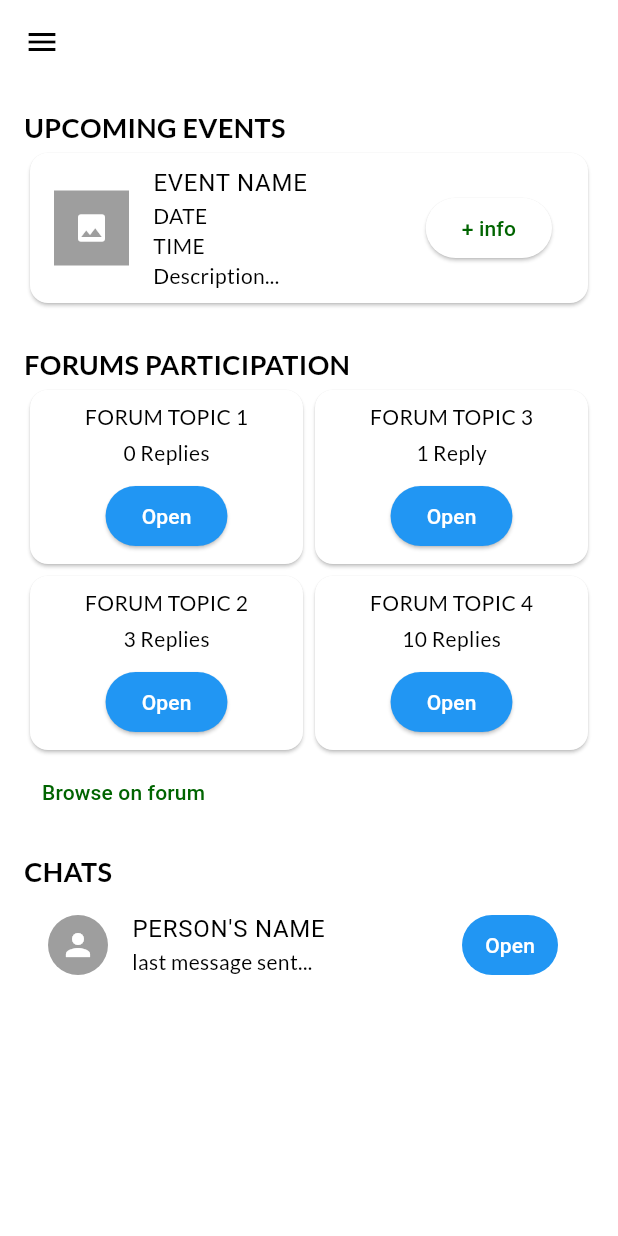
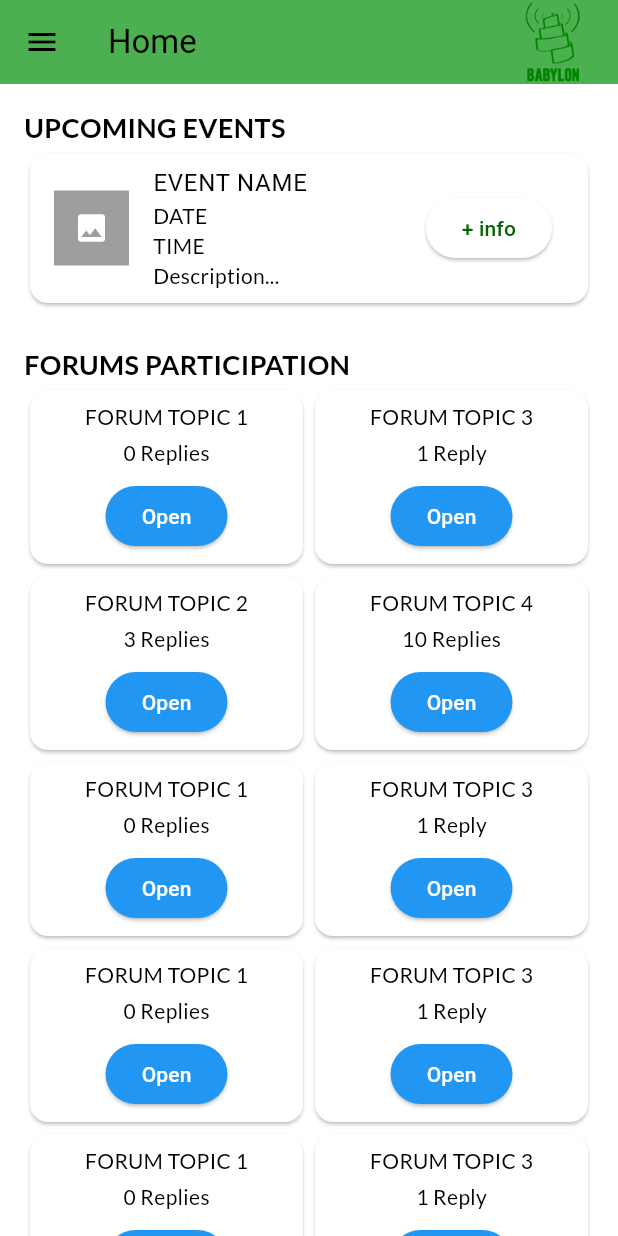
Before and after one commit to Radio-Babylon/babylon_app, a Flutter app: the MyProfile screen opened directly, after a tap on the "arrow back" icon, on a phone screen of 412 x 824 dp. Run offline on Flutter 3.47's test engine with Material 3 defaults, Android fonts, the phone set to English and light mode, and no system bars; our stand-ins replace cloud_firestore, firebase_auth, firebase_core, firebase_storage, graphql_flutter, image_picker; accounts and stored records are empty.

Commit message:
Change menu

```diff
--- a/lib/home.dart
+++ b/lib/home.dart
@@ -1,3 +1,4 @@
+import 'package:babylon_app/login.dart';
 import 'package:flutter/material.dart';
 import 'partners.dart';
 import 'chats.dart';
@@ -8,12 +9,12 @@ import 'connections.dart';
 import 'myprofile.dart';
 
 // HomePage with a custom user profile section above the AppBar, a Drawer, and PageView for content navigation
-class homePage extends StatefulWidget {
+class HomePage extends StatefulWidget {
   @override
   _HomePageState createState() => _HomePageState();
 }
 
-class _HomePageState extends State<homePage>
+class _HomePageState extends State<HomePage>
     with SingleTickerProviderStateMixin {
   // Controller for the tabs
   late TabController _tabController;
@@ -41,86 +42,21 @@ class _HomePageState extends State<homePage>
   @override
   Widget build(BuildContext context) {
     return Scaffold(
-      body: CustomScrollView(
-        slivers: <Widget>[
-          /*SliverToBoxAdapter(
-            child: GestureDetector(
-              // Wrap the profile section with GestureDetector
-              onTap: () {
-                // Navigate to the MyProfile screen when the profile picture is tapped
-                Navigator.of(context)
-                    .push(MaterialPageRoute(builder: (context) => MyProfile()));
-              },
-              // User profile section at the top of the body
-              child: Container(
-                color: Colors.green,
-                padding: const EdgeInsets.symmetric(
-                    horizontal: 16.0, vertical: 20.0),
-                /*child: Row(
-                    children: [
-                  CircleAvatar(
-                    radius: 50,
-                    backgroundColor: Colors.grey.shade300,
-                    child: const Text('PP', style: TextStyle(fontSize: 24, color: Colors.white)),
-                  ),
-                  const SizedBox(width: 20),
-                  const Expanded(
-                    child: Column(
-                      crossAxisAlignment: CrossAxisAlignment.start,
-                      children: [
-                        Text('Welcome,', style: TextStyle(fontSize: 28, fontWeight: FontWeight.bold)),
-                        Text("Person's Name", style: TextStyle(fontSize: 24, fontWeight: FontWeight.w500)),
-                      ],
-                    ),
-                  ),
-                ],
-                    ),*/
-              ),
+      appBar: AppBar(
+        title: Row(
+          mainAxisAlignment: MainAxisAlignment.spaceBetween,
+          children: <Widget>[
+            const Text('Home'),
+            SizedBox(
+              height: 55,
+              width: 55,
+              child: Image.asset('assets/images/logoSquare.png'),
             ),
-          ),*/
-          const SliverAppBar(
-            // AppBar that becomes part of the scrollable content
-            pinned: true, // Keeps the AppBar visible at the top
-            //floating: false,
-            expandedHeight: 0.0, // No expanded height
-            /*flexibleSpace: const FlexibleSpaceBar(
-              title: Text(''), // No title in the flexible space
-            ),
-            bottom: TabBar(
-              controller:
-                  _tabController, // Setting the controller for the TabBar
-              isScrollable: true, // Making the TabBar scrollable
-              tabs: const [
-                Tab(icon: Icon(Icons.home), text: 'Home'),
-                Tab(icon: Icon(Icons.newspaper), text: 'News'),
-                Tab(icon: Icon(Icons.forum), text: 'Forum'),
-                Tab(icon: Icon(Icons.event), text: 'Events'),
-                Tab(icon: Icon(Icons.chat), text: 'Chats'),
-                Tab(
-                    icon: Icon(Icons.connect_without_contact),
-                    text: 'Connections'),
-                Tab(icon: Icon(Icons.business), text: 'Partners'),
-              ],
-            ),*/
-          ),
-          SliverFillRemaining(
-            // Expanded to fill the remaining space for the TabBarView
-            child: TabBarView(
-              controller:
-                  _tabController, // Setting the controller for the TabBarView
-              children: [
-                HomeScreen(),
-                NewsScreen(),
-                ForumScreen(),
-                EventsScreen(),
-                ChatsScreen(),
-                ConnectionsScreen(),
-                PartnersScreen(),
-              ],
-            ),
-          ),
-        ],
+          ],
+        ),
+        backgroundColor: Colors.green,
       ),
+      body: HomeScreen(),
       drawer: Drawer(
         // Drawer for side navigation
         child: ListView(
@@ -141,7 +77,8 @@ class _HomePageState extends State<homePage>
             ListTile(
               leading: const Icon(Icons.home),
               title: const Text('Home'),
-              onTap: () => _selectTab(0),
+              onTap: () => Navigator.of(context).pushReplacement(
+                  MaterialPageRoute(builder: (context) => HomePage())),
             ),
             ListTile(
               leading: const Icon(Icons.newspaper),
@@ -154,10 +91,13 @@ class _HomePageState extends State<homePage>
               onTap: () => _selectTab(2),
             ),
             ListTile(
-              leading: const Icon(Icons.event),
-              title: const Text('Events'),
-              onTap: () => _selectTab(3),
-            ),
+                leading: const Icon(Icons.event),
+                title: const Text('Events'),
+                onTap: () {
+                  Navigator.pop(context);
+                  Navigator.of(context).push(MaterialPageRoute(
+                      builder: (context) => const EventsScreen()));
+                }),
             ListTile(
               leading: const Icon(Icons.chat),
               title: const Text('Chats'),
@@ -261,6 +201,27 @@ class HomeScreen extends StatelessWidget {
               _buildForumCard('FORUM TOPIC 4', '10 Replies', true),
             ],
           ),
+          Row(
+            mainAxisAlignment: MainAxisAlignment.spaceBetween,
+            children: <Widget>[
+              _buildForumCard('FORUM TOPIC 1', '0 Replies', true),
+              _buildForumCard('FORUM TOPIC 3', '1 Reply', true),
+            ],
+          ),
+          Row(
+            mainAxisAlignment: MainAxisAlignment.spaceBetween,
+            children: <Widget>[
+              _buildForumCard('FORUM TOPIC 1', '0 Replies', true),
+              _buildForumCard('FORUM TOPIC 3', '1 Reply', true),
+            ],
+          ),
+          Row(
+            mainAxisAlignment: MainAxisAlignment.spaceBetween,
+            children: <Widget>[
+              _buildForumCard('FORUM TOPIC 1', '0 Replies', true),
+              _buildForumCard('FORUM TOPIC 3', '1 Reply', true),
+            ],
+          ),
           TextButton(
             onPressed: () {
               // Browse on forum action
@@ -338,3 +299,93 @@ class HomeScreen extends StatelessWidget {
     );
   }
 }
+
+
+
+/*  THE FIRST REMOVED SECTION
+
+          /*SliverToBoxAdapter(
+            child: GestureDetector(
+              // Wrap the profile section with GestureDetector
+              onTap: () {
+                // Navigate to the MyProfile screen when the profile picture is tapped
+                Navigator.of(context)
+                    .push(MaterialPageRoute(builder: (context) => MyProfile()));
+              },
+              // User profile section at the top of the body
+              child: Container(
+                color: Colors.green,
+                padding: const EdgeInsets.symmetric(
+                    horizontal: 16.0, vertical: 20.0),
+                /*child: Row(
+                    children: [
+                  CircleAvatar(
+                    radius: 50,
+                    backgroundColor: Colors.grey.shade300,
+                    child: const Text('PP', style: TextStyle(fontSize: 24, color: Colors.white)),
+                  ),
+                  const SizedBox(width: 20),
+                  const Expanded(
+                    child: Column(
+                      crossAxisAlignment: CrossAxisAlignment.start,
+                      children: [
+                        Text('Welcome,', style: TextStyle(fontSize: 28, fontWeight: FontWeight.bold)),
+                        Text("Person's Name", style: TextStyle(fontSize: 24, fontWeight: FontWeight.w500)),
+                      ],
+                    ),
+                  ),
+                ],
+                    ),*/
+              ),
+            ),
+          ),*/
+          const SliverAppBar(
+            // AppBar that becomes part of the scrollable content
+            pinned: true, // Keeps the AppBar visible at the top
+            //floating: false,
+            expandedHeight: 0.0, // No expanded height
+            /*flexibleSpace: const FlexibleSpaceBar(
+              title: Text(''), // No title in the flexible space
+            ),
+            bottom: TabBar(
+              controller:
+                  _tabController, // Setting the controller for the TabBar
+              isScrollable: true, // Making the TabBar scrollable
+              tabs: const [
+                Tab(icon: Icon(Icons.home), text: 'Home'),
+                Tab(icon: Icon(Icons.newspaper), text: 'News'),
+                Tab(icon: Icon(Icons.forum), text: 'Forum'),
+                Tab(icon: Icon(Icons.event), text: 'Events'),
+                Tab(icon: Icon(Icons.chat), text: 'Chats'),
+                Tab(
+                    icon: Icon(Icons.connect_without_contact),
+                    text: 'Connections'),
+                Tab(icon: Icon(Icons.business), text: 'Partners'),
+              ],
+            ),*/
+          ),
+
+
+ */
+
+/*      body: CustomScrollView(
+        slivers: <Widget>[
+          // THE FIRST REMOVED SECTION
+          SliverFillRemaining(
+            // Expanded to fill the remaining space for the TabBarView
+            child: TabBarView(
+              controller:
+                  _tabController, // Setting the controller for the TabBarView
+              children: [
+                HomeScreen(),
+                NewsScreen(),
+                ForumScreen(),
+                EventsScreen(),
+                ChatsScreen(),
+                ConnectionsScreen(),
+                PartnersScreen(),
+              ],
+            ),
+          ),
+        ],
+      ), */
--- a/lib/myprofile.dart
+++ b/lib/myprofile.dart
@@ -11,7 +11,8 @@ class MyProfile extends StatelessWidget {
           icon: Icon(Icons.arrow_back),
           onPressed: () {
             // Navigate back to HomeScreen when the arrow is pressed
-            Navigator.push(context, MaterialPageRoute(builder: (context) => homePage()));
+            Navigator.push(
+                context, MaterialPageRoute(builder: (context) => HomePage()));
           },
         ),
       ),
@@ -22,7 +23,8 @@ class MyProfile extends StatelessWidget {
             CircleAvatar(
               radius: 60,
               backgroundColor: Colors.grey.shade300,
-              child: Text('profile picture', style: TextStyle(color: Colors.white)),
+              child: Text('profile picture',
+                  style: TextStyle(color: Colors.white)),
             ),
             TextButton(
               onPressed: () {
@@ -41,7 +43,6 @@ class MyProfile extends StatelessWidget {
                 },
                 child: Text('Logout'),
                 style: ElevatedButton.styleFrom(
-
                   backgroundColor: Colors.white, // Button background color
                 ),
               ),
@@ -65,7 +66,8 @@ class MyProfile extends StatelessWidget {
                 child: Column(
                   crossAxisAlignment: CrossAxisAlignment.start,
                   children: [
-                    Text('Full Name', style: Theme.of(context).textTheme.headline6),
+                    Text('Full Name',
+                        style: Theme.of(context).textTheme.headline6),
                     Text(
                       'short bio short bio short bio short bio short bio short bio',
                       style: TextStyle(color: Colors.grey),
@@ -122,7 +124,7 @@ class MyProfile extends StatelessWidget {
       runSpacing: 8.0,
       children: List.generate(
         6,
-            (index) => Chip(
+        (index) => Chip(
           label: Text('interest ${index + 1}'),
         ),
       ),
@@ -134,7 +136,9 @@ class MyProfile extends StatelessWidget {
     return Wrap(
       spacing: 8.0,
       runSpacing: 8.0,
-      children: ['language 1', 'language 2', 'language 3'].map((lang) => Chip(label: Text(lang))).toList(),
+      children: ['language 1', 'language 2', 'language 3']
+          .map((lang) => Chip(label: Text(lang)))
+          .toList(),
     );
   }
 }
--- a/lib/news.dart
+++ b/lib/news.dart
@@ -3,7 +3,6 @@ import 'package:flutter/material.dart';
 import 'reading_news.dart';
 
 class NewsScreen extends StatelessWidget {
-
   @override
   Widget build(BuildContext context) {
     return Scaffold(
```
Also changed, not shown: lib/events.dart (+29 -1 lines), lib/login.dart (+15 -25 lines).
